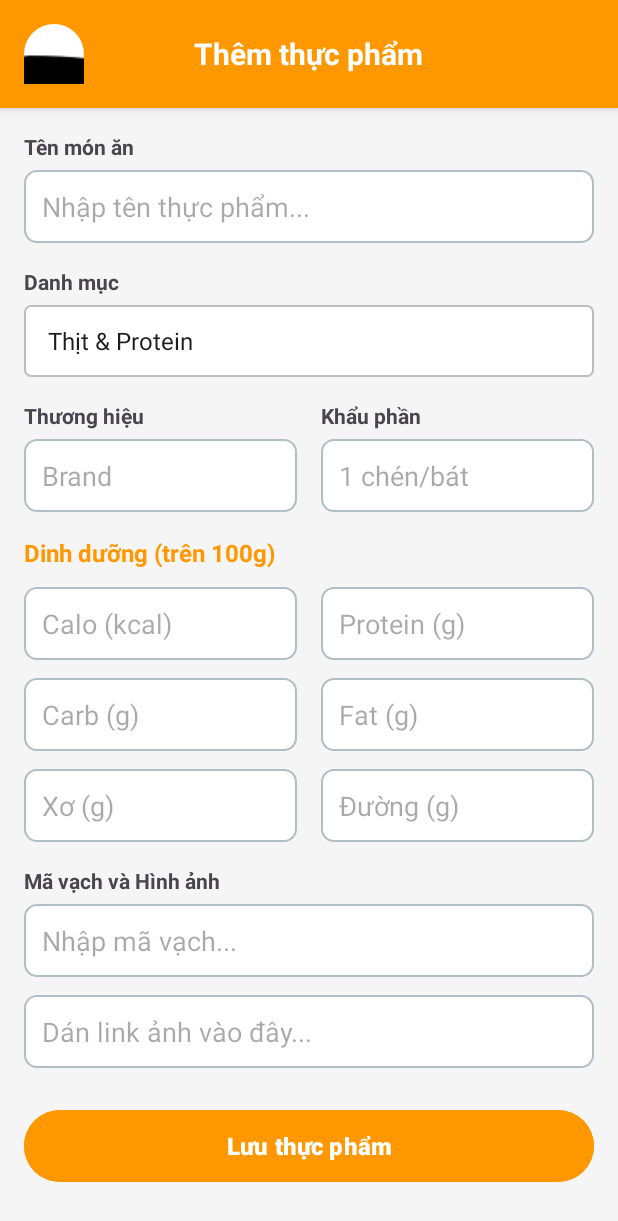
After one commit to Sangdep/project-android-health, an Android app: the AddRecipeActivity screen opened directly, with no data from a screen before it, on a phone screen of 412 x 824 dp. The commit adds this screen. Shown: the top 1221 px of the screen. Run offline under Robolectric (Android 15) with nearby library versions, the phone set to English and light mode, and no system bars.

Commit message:
AddRecipe and Exercise

```diff
--- a/Androi_Client/app/build.gradle.kts
+++ b/Androi_Client/app/build.gradle.kts
@@ -65,6 +65,8 @@ dependencies {
     implementation("com.squareup.retrofit2:converter-gson:2.9.0")
     implementation("com.squareup.okhttp3:okhttp:4.11.0")
 
+    implementation("com.google.android.material:material:1.9.0")
+
 
 
 // Thư viện Logging Interceptor (để fix lỗi HttpLoggingInterceptor)
--- /dev/null
+++ b/Androi_Client/app/src/main/java/com/example/app_selfcare/AddRecipeActivity.java
@@ -0,0 +1,105 @@
+package com.example.app_selfcare;
+
+import android.os.Bundle;
+import android.widget.ArrayAdapter;
+import android.widget.Button;
+import android.widget.EditText;
+import android.widget.ImageButton;
+import android.widget.Spinner;
+import android.widget.Toast;
+import androidx.appcompat.app.AppCompatActivity;
+
+import java.util.ArrayList;
+import java.util.List;
+
+public class AddRecipeActivity extends AppCompatActivity {
+
+    private ImageButton btnBack;
+    private Spinner spinnerCategory;
+    private EditText etName, etBrand, etServing, etBarcode, etImage;
+    private EditText etCal, etPro, etCarb, etFat, etFiber, etSugar;
+    private Button btnSave;
+
+    @Override
+    protected void onCreate(Bundle savedInstanceState) {
+        super.onCreate(savedInstanceState);
+        setContentView(R.layout.activity_add_recipe);
+
+        initViews();
+        setupCategorySpinner();
+        setupEvents();
+    }
+
+    private void initViews() {
+        btnBack = findViewById(R.id.btnBackFood);
+        spinnerCategory = findViewById(R.id.spinnerFoodCategory);
+
+        // Info fields
+        etName = findViewById(R.id.etFoodName);
+        etBrand = findViewById(R.id.etBrand);
+        etServing = findViewById(R.id.etServingSize);
+        etBarcode = findViewById(R.id.etBarcode);
+        etImage = findViewById(R.id.etFoodImage);
+
+        // Macro fields
+        etCal = findViewById(R.id.etFoodCalories);
+        etPro = findViewById(R.id.etProtein);
+        etCarb = findViewById(R.id.etCarb);
+        etFat = findViewById(R.id.etFat);
+        etFiber = findViewById(R.id.etFiber);
+        etSugar = findViewById(R.id.etSugar);
+
+        btnSave = findViewById(R.id.btnSaveFood);
+    }
+
+    private void setupCategorySpinner() {
+        // Dữ liệu giả cho FoodCategory
+        List<String> foodCategories = new ArrayList<>();
+        foodCategories.add("Thịt & Protein");
+        foodCategories.add("Rau củ & Trái cây");
+        foodCategories.add("Tinh bột (Cơm, Phở...)");
+        foodCategories.add("Đồ uống");
+        foodCategories.add("Ăn vặt / Snack");
+
+        ArrayAdapter<String> adapter = new ArrayAdapter<>(this, android.R.layout.simple_spinner_item, foodCategories);
+        adapter.setDropDownViewResource(android.R.layout.simple_spinner_dropdown_item);
+        spinnerCategory.setAdapter(adapter);
+    }
+
+    private void setupEvents() {
+        btnBack.setOnClickListener(v -> finish());
+
+        btnSave.setOnClickListener(v -> {
+            String name = etName.getText().toString();
+            String calStr = etCal.getText().toString();
+
+            if (name.isEmpty() || calStr.isEmpty()) {
+                Toast.makeText(this, "Vui lòng nhập tên món và lượng calo", Toast.LENGTH_SHORT).show();
+                return;
+            }
+
+            // Lấy các giá trị dinh dưỡng (mặc định là 0 nếu không nhập)
+            double protein = parseDoubleSafe(etPro.getText().toString());
+            double fat = parseDoubleSafe(etFat.getText().toString());
+            double carb = parseDoubleSafe(etCarb.getText().toString());
+
+            // TODO: Gọi API POST /api/foods để lưu
+            // String categoryName = spinnerCategory.getSelectedItem().toString();
+
+            Toast.makeText(this, "Đã thêm món: " + name, Toast.LENGTH_SHORT).show();
+            finish();
+        });
+    }
+
+    // Hàm tiện ích để tránh lỗi khi parse số rỗng
+    private double parseDoubleSafe(String value) {
+        if (value == null || value.trim().isEmpty()) {
+            return 0.0;
+        }
+        try {
+            return Double.parseDouble(value);
+        } catch (NumberFormatException e) {
+            return 0.0;
+        }
+    }
+}
--- /dev/null
+++ b/Androi_Client/app/src/main/res/drawable/bg_edittext_simple.xml
@@ -0,0 +1,10 @@
+<?xml version="1.0" encoding="utf-8"?>
+<shape xmlns:android="http://schemas.android.com/apk/res/android">
+    <solid android:color="@android:color/white"/>
+
+    <stroke android:width="1dp" android:color="#B0BEC5"/>
+
+    <corners android:radius="8dp"/>
+
+    <padding android:left="12dp" android:top="12dp" android:right="12dp" android:bottom="12dp"/>
+</shape>
--- /dev/null
+++ b/Androi_Client/app/src/main/res/drawable/bg_spinner_border.xml
@@ -0,0 +1,7 @@
+<?xml version="1.0" encoding="utf-8"?>
+<shape xmlns:android="http://schemas.android.com/apk/res/android">
+    <solid android:color="@android:color/white"/>
+    <stroke android:width="1dp" android:color="#BDBDBD"/>
+    <corners android:radius="4dp"/>
+    <padding android:left="8dp" android:right="8dp"/>
+</shape>
--- /dev/null
+++ b/Androi_Client/app/src/main/res/layout/activity_add_recipe.xml
@@ -0,0 +1,256 @@
+<?xml version="1.0" encoding="utf-8"?>
+<LinearLayout xmlns:android="http://schemas.android.com/apk/res/android"
+    xmlns:app="http://schemas.android.com/apk/res-auto"
+    android:layout_width="match_parent"
+    android:layout_height="match_parent"
+    android:orientation="vertical"
+    android:background="#F5F5F5">
+
+    <androidx.cardview.widget.CardView
+        android:layout_width="match_parent"
+        android:layout_height="wrap_content"
+        app:cardElevation="4dp"
+        app:cardCornerRadius="0dp"
+        android:backgroundTint="#FF9800">
+        <RelativeLayout
+            android:layout_width="match_parent"
+            android:layout_height="wrap_content"
+            android:padding="16dp">
+            <ImageButton
+                android:id="@+id/btnBackFood"
+                android:layout_width="40dp"
+                android:layout_height="40dp"
+                android:background="@drawable/bg_back_button_white"
+                android:src="@drawable/ic_backk"
+                android:contentDescription="Back"
+                android:layout_centerVertical="true"/>
+            <TextView
+                android:layout_width="wrap_content"
+                android:layout_height="wrap_content"
+                android:text="Thêm thực phẩm"
+                android:textSize="20sp"
+                android:textStyle="bold"
+                android:textColor="@android:color/white"
+                android:layout_centerInParent="true"/>
+        </RelativeLayout>
+    </androidx.cardview.widget.CardView>
+
+    <ScrollView
+        android:layout_width="match_parent"
+        android:layout_height="0dp"
+        android:layout_weight="1"
+        android:padding="16dp">
+
+        <LinearLayout
+            android:layout_width="match_parent"
+            android:layout_height="wrap_content"
+            android:orientation="vertical">
+
+            <TextView
+                android:layout_width="wrap_content"
+                android:layout_height="wrap_content"
+                android:text="Tên món ăn"
+                android:textStyle="bold"
+                android:layout_marginBottom="6dp"/>
+            <EditText
+                android:id="@+id/etFoodName"
+                android:layout_width="match_parent"
+                android:layout_height="wrap_content"
+                android:background="@drawable/bg_edittext_simple"
+                android:hint="Nhập tên thực phẩm..."
+                android:minHeight="48dp"
+                android:layout_marginBottom="16dp"/>
+
+            <TextView
+                android:layout_width="wrap_content"
+                android:layout_height="wrap_content"
+                android:text="Danh mục"
+                android:textStyle="bold"
+                android:layout_marginBottom="6dp"/>
+            <Spinner
+                android:id="@+id/spinnerFoodCategory"
+                android:layout_width="match_parent"
+                android:layout_height="48dp"
+                android:background="@drawable/bg_spinner_border"
+                android:layout_marginBottom="16dp"/>
+
+            <LinearLayout
+                android:layout_width="match_parent"
+                android:layout_height="wrap_content"
+                android:orientation="horizontal"
+                android:layout_marginBottom="16dp">
+
+                <LinearLayout
+                    android:layout_width="0dp"
+                    android:layout_height="wrap_content"
+                    android:layout_weight="1"
+                    android:orientation="vertical"
+                    android:layout_marginEnd="8dp">
+                    <TextView
+                        android:layout_width="wrap_content"
+                        android:layout_height="wrap_content"
+                        android:text="Thương hiệu"
+                        android:textStyle="bold"
+                        android:layout_marginBottom="6dp"/>
+                    <EditText
+                        android:id="@+id/etBrand"
+                        android:layout_width="match_parent"
+                        android:layout_height="wrap_content"
+                        android:background="@drawable/bg_edittext_simple"
+                        android:hint="Brand"
+                        android:minHeight="48dp"/>
+                </LinearLayout>
+
+                <LinearLayout
+                    android:layout_width="0dp"
+                    android:layout_height="wrap_content"
+                    android:layout_weight="1"
+                    android:orientation="vertical"
+                    android:layout_marginStart="8dp">
+                    <TextView
+                        android:layout_width="wrap_content"
+                        android:layout_height="wrap_content"
+                        android:text="Khẩu phần"
+                        android:textStyle="bold"
+                        android:layout_marginBottom="6dp"/>
+                    <EditText
+                        android:id="@+id/etServingSize"
+                        android:layout_width="match_parent"
+                        android:layout_height="wrap_content"
+                        android:background="@drawable/bg_edittext_simple"
+                        android:hint="1 chén/bát"
+                        android:minHeight="48dp"/>
+                </LinearLayout>
+            </LinearLayout>
+
+            <TextView
+                android:layout_width="wrap_content"
+                android:layout_height="wrap_content"
+                android:text="Dinh dưỡng (trên 100g)"
+                android:textStyle="bold"
+                android:textColor="#FF9800"
+                android:textSize="16sp"
+                android:layout_marginBottom="12dp"/>
+
+            <LinearLayout
+                android:layout_width="match_parent"
+                android:layout_height="wrap_content"
+                android:orientation="horizontal"
+                android:layout_marginBottom="12dp">
+                <EditText
+                    android:id="@+id/etFoodCalories"
+                    android:layout_width="0dp"
+                    android:layout_weight="1"
+                    android:layout_height="wrap_content"
+                    android:background="@drawable/bg_edittext_simple"
+                    android:hint="Calo (kcal)"
+                    android:inputType="numberDecimal"
+                    android:minHeight="48dp"
+                    android:layout_marginEnd="8dp"/>
+                <EditText
+                    android:id="@+id/etProtein"
+                    android:layout_width="0dp"
+                    android:layout_weight="1"
+                    android:layout_height="wrap_content"
+                    android:background="@drawable/bg_edittext_simple"
+                    android:hint="Protein (g)"
+                    android:inputType="numberDecimal"
+                    android:minHeight="48dp"
+                    android:layout_marginStart="8dp"/>
+            </LinearLayout>
+
+            <LinearLayout
+                android:layout_width="match_parent"
+                android:layout_height="wrap_content"
+                android:orientation="horizontal"
+                android:layout_marginBottom="12dp">
+                <EditText
+                    android:id="@+id/etCarb"
+                    android:layout_width="0dp"
+                    android:layout_weight="1"
+                    android:layout_height="wrap_content"
+                    android:background="@drawable/bg_edittext_simple"
+                    android:hint="Carb (g)"
+                    android:inputType="numberDecimal"
+                    android:minHeight="48dp"
+                    android:layout_marginEnd="8dp"/>
+                <EditText
+                    android:id="@+id/etFat"
+                    android:layout_width="0dp"
+                    android:layout_weight="1"
+                    android:layout_height="wrap_content"
+                    android:background="@drawable/bg_edittext_simple"
+                    android:hint="Fat (g)"
+                    android:inputType="numberDecimal"
+                    android:minHeight="48dp"
+                    android:layout_marginStart="8dp"/>
+            </LinearLayout>
+
+            <LinearLayout
+                android:layout_width="match_parent"
+                android:layout_height="wrap_content"
+                android:orientation="horizontal"
+                android:layout_marginBottom="16dp">
+                <EditText
+                    android:id="@+id/etFiber"
+                    android:layout_width="0dp"
+                    android:layout_weight="1"
+                    android:layout_height="wrap_content"
+                    android:background="@drawable/bg_edittext_simple"
+                    android:hint="Xơ (g)"
+                    android:inputType="numberDecimal"
+                    android:minHeight="48dp"
+                    android:layout_marginEnd="8dp"/>
+                <EditText
+                    android:id="@+id/etSugar"
+                    android:layout_width="0dp"
+                    android:layout_weight="1"
+                    android:layout_height="wrap_content"
+                    android:background="@drawable/bg_edittext_simple"
+                    android:hint="Đường (g)"
+                    android:inputType="numberDecimal"
+                    android:minHeight="48dp"
+                    android:layout_marginStart="8dp"/>
+            </LinearLayout>
+
+            <TextView
+                android:layout_width="wrap_content"
+                android:layout_height="wrap_content"
+                android:text="Mã vạch và Hình ảnh"
+                android:textStyle="bold"
+                android:layout_marginBottom="6dp"/>
+
+            <EditText
+                android:id="@+id/etBarcode"
+                android:layout_width="match_parent"
+                android:layout_height="wrap_content"
+                android:background="@drawable/bg_edittext_simple"
+                android:hint="Nhập mã vạch..."
+                android:inputType="number"
+                android:minHeight="48dp"
+                android:layout_marginBottom="12dp"/>
+
+            <EditText
+                android:id="@+id/etFoodImage"
+                android:layout_width="match_parent"
+                android:layout_height="wrap_content"
+                android:background="@drawable/bg_edittext_simple"
+                android:hint="Dán link ảnh vào đây..."
+                android:inputType="textUri"
+                android:minHeight="48dp"
+                android:layout_marginBottom="24dp"/>
+
+            <Button
+                android:id="@+id/btnSaveFood"
+                android:layout_width="match_parent"
+                android:layout_height="56dp"
+                android:text="Lưu thực phẩm"
+                android:textSize="16sp"
+                android:textStyle="bold"
+                android:textColor="#FFFFFF"
+                android:backgroundTint="#FF9800"
+                android:layout_marginBottom="16dp"/>
+
+        </LinearLayout>
+    </ScrollView>
+</LinearLayout>
--- a/Androi_Client/app/src/main/res/layout/activity_forget_password.xml
+++ b/Androi_Client/app/src/main/res/layout/activity_forget_password.xml
@@ -124,7 +124,8 @@
         android:textColor="#FFFFFF"
         android:textSize="16sp"
         android:textStyle="bold"
-        android:background="@drawable/hardcode_rounded_black_button_bg"
+        app:backgroundTint="@null"
+        android:background="@drawable/orange_button_background"
         android:layout_marginStart="24dp"
         android:layout_marginEnd="24dp"
         android:layout_marginTop="24dp"
@@ -137,7 +138,7 @@
         android:id="@+id/tvLogin"
         android:layout_width="wrap_content"
         android:layout_height="wrap_content"
-        android:text="Remember password? Log in"
+        android:text="Nhớ mật khẩu? Đăng nhập"
         android:textColor="#6B7280"
         android:textSize="14sp"
         android:layout_marginBottom="32dp"
```
Also changed, not shown: Androi_Client/app/src/main/AndroidManifest.xml (+10 -6 lines), Androi_Client/app/src/main/java/com/example/app_selfcare/AddExerciseActivity.java (added, +89 -0 lines), Androi_Client/app/src/main/res/layout/activity_add_exercise.xml (added, +204 -0 lines).
